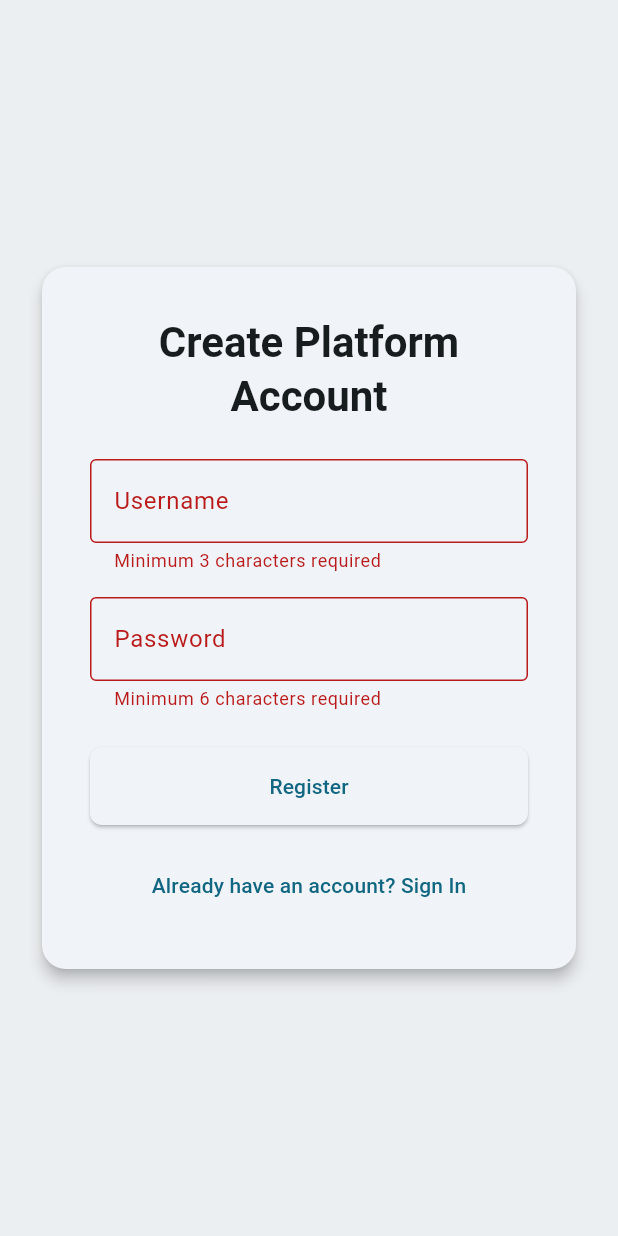
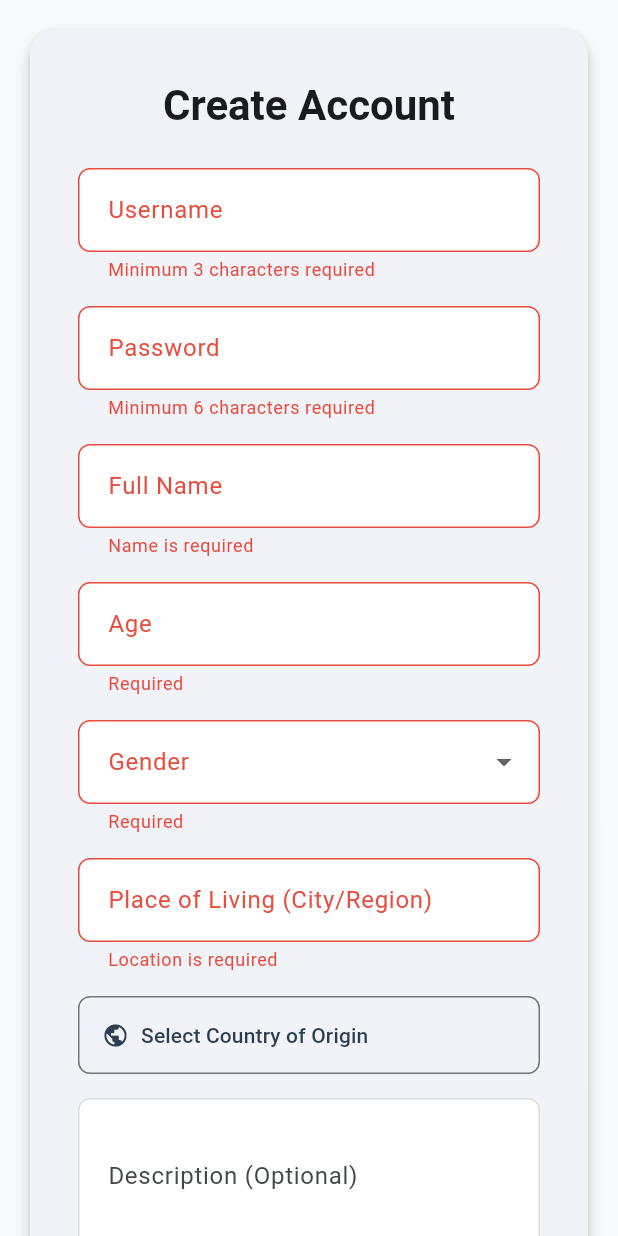
Before and after one commit to victorbalaban/photoclass, a Flutter app: the screen it shows after launch, after a tap on "Login", after a tap on "Don't have an account? Register Now", after a tap on "Register", on a phone screen of 412 x 824 dp. Run offline on Flutter 3.47's test engine with Material 3 defaults, Android fonts, the phone set to English and light mode, and no system bars; our stand-ins replace country_picker, dio, flutter_riverpod, go_router, riverpod_annotation; generated files the repository leaves out were written again.

Commit message:
feat: login and register with all required fields. UI helper classes for theme, colors and spacing.

```diff
--- /dev/null
+++ b/frontend/lib/core/theme/app_colors.dart
@@ -0,0 +1,11 @@
+import 'package:flutter/material.dart';
+
+abstract class AppColors {
+  static const Color primary = Color(0xFF2C3E50);
+  static const Color accent = Color(0xFF16A085);
+  static const Color background = Color(0xFFF8F9FA);
+  static const Color surface = Colors.white;
+  static const Color textMain = Color(0xFF2C3E50);
+  static const Color textMuted = Color(0xFF7F8C8D);
+  static const Color error = Color(0xFFE74C3C);
+}
--- /dev/null
+++ b/frontend/lib/core/theme/app_spacings.dart
@@ -0,0 +1,19 @@
+import 'package:flutter/material.dart';
+
+abstract class AppSpacings {
+  static const double xs = 4.0;
+  static const double sm = 8.0;
+  static const double md = 16.0;
+  static const double lg = 24.0;
+  static const double xl = 32.0;
+  static const double xxl = 48.0;
+
+  // Pre-configured SizedBox widgets
+  static const SizedBox verticalSm = SizedBox(height: sm);
+  static const SizedBox verticalMd = SizedBox(height: md);
+  static const SizedBox verticalLg = SizedBox(height: lg);
+
+  static const SizedBox horizontalSm = SizedBox(width: sm);
+  static const SizedBox horizontalMd = SizedBox(width: md);
+  static const SizedBox horizontalLg = SizedBox(width: lg);
+}
--- /dev/null
+++ b/frontend/lib/core/theme/app_theme.dart
@@ -0,0 +1,47 @@
+import 'package:flutter/material.dart';
+import 'app_colors.dart';
+import 'app_spacings.dart';
+
+abstract class AppTheme {
+  static ThemeData get lightTheme {
+    return ThemeData(
+      useMaterial3: true,
+      colorScheme: ColorScheme.fromSeed(
+        seedColor: AppColors.primary,
+        primary: AppColors.primary,
+        secondary: AppColors.accent,
+        error: AppColors.error,
+        surface: AppColors.background,
+      ),
+      scaffoldBackgroundColor: AppColors.background,
+      inputDecorationTheme: InputDecorationTheme(
+        filled: true,
+        fillColor: AppColors.surface,
+        contentPadding: const EdgeInsets.all(AppSpacings.md),
+        border: OutlineInputBorder(
+          borderRadius: BorderRadius.circular(8.0),
+          borderSide: const BorderSide(color: AppColors.textMuted),
+        ),
+        enabledBorder: OutlineInputBorder(
+          borderRadius: BorderRadius.circular(8.0),
+          borderSide: BorderSide(color: AppColors.textMuted.withValues(alpha: 0.3)),
+        ),
+      ),
+      elevatedButtonTheme: ElevatedButtonThemeData(
+        style: ElevatedButton.styleFrom(
+          backgroundColor: AppColors.primary,
+          foregroundColor: AppColors.surface,
+          padding: const EdgeInsets.all(AppSpacings.md),
+          textStyle: const TextStyle(fontSize: 16, fontWeight: FontWeight.bold),
+          shape: RoundedRectangleBorder(borderRadius: BorderRadius.circular(8.0)),
+        ),
+      ),
+      textButtonTheme: TextButtonThemeData(
+        style: TextButton.styleFrom(
+          foregroundColor: AppColors.accent,
+          textStyle: const TextStyle(fontWeight: FontWeight.w600),
+        ),
+      ),
+    );
+  }
+}
--- a/frontend/lib/features/auth/view_models/auth_view_model.dart
+++ b/frontend/lib/features/auth/view_models/auth_view_model.dart
@@ -14,20 +14,34 @@ class AuthViewModel extends _$AuthViewModel {
     return null;
   }
 
-Future<bool> registerUser(String username, String password) async {
+  Future<bool> registerUser({
+    required String username,
+    required String password,
+    required String name,
+    required int age,
+    required String gender,
+    required String placeOfLiving,
+    required String countryCode,
+    String? description,
+  }) async {
     state = const AsyncLoading();
     try {
       final dio = ref.read(apiClientProvider);
-
-      // 1. Post the registration credentials to the backend
       await dio.post(
         '/api/auth/register',
-        data: {'username': username, 'password': password},
+        data: {
+          'username': username,
+          'password': password,
+          'name': name,
+          'age': age,
+          'gender': gender,
+          'place_of_living': placeOfLiving,
+          'country_code': countryCode,
+          'description': description,
+        },
       );
 
-      // 2. Pass the same credentials to our login method
       return await loginUser(username, password);
-
     } on DioException catch (e, stackTrace) {
       final errorMessage = e.response?.data['detail'] ?? 'Registration failed.';
       state = AsyncValue.error(errorMessage, stackTrace);
--- a/frontend/lib/features/auth/views/login_screen.dart
+++ b/frontend/lib/features/auth/views/login_screen.dart
@@ -1,5 +1,7 @@
 import 'package:flutter/material.dart';
 import 'package:flutter_riverpod/flutter_riverpod.dart';
+import 'package:country_picker/country_picker.dart';
+import '../../../core/theme/app_spacings.dart';
 import '../view_models/auth_view_model.dart';
 
 class LoginScreen extends ConsumerStatefulWidget {
@@ -11,14 +13,30 @@ class LoginScreen extends ConsumerStatefulWidget {
 
 class _LoginScreenState extends ConsumerState<LoginScreen> {
   final _formKey = GlobalKey<FormState>();
+
   final _usernameController = TextEditingController();
   final _passwordController = TextEditingController();
-  bool _isSignUp = false; // Tracks if the card displays Login or Signup rules
+  final _nameController = TextEditingController();
+  final _ageController = TextEditingController();
+  final _locationController = TextEditingController();
+  final _descriptionController = TextEditingController();
+
+  String? _selectedGender;
+  String? _selectedCountryCode;
+  String _countryButtonText = 'Select Country of Origin';
+
+  bool _isSignUp = false;
+
+  final List<String> _genderOptions = ['Male', 'Female', 'Prefer Not to Say'];
 
   @override
   void dispose() {
     _usernameController.dispose();
     _passwordController.dispose();
+    _nameController.dispose();
+    _ageController.dispose();
+    _locationController.dispose();
+    _descriptionController.dispose();
     super.dispose();
   }
 
@@ -29,11 +47,23 @@ Future<void> _handleSubmit() async {
     final password = _passwordController.text;
 
     if (_isSignUp) {
-      // Trigger the registration (which now automatically handles logging in)
-      await ref.read(authViewModelProvider.notifier).registerUser(username, password);
+      if (_selectedCountryCode == null) {
+        ScaffoldMessenger.of(context).showSnackBar(
+          const SnackBar(content: Text('Please select your country of origin.')),
+        );
+        return;
+      }
 
-      // No manual navigation code or setState toggles are needed here anymore!
-      // GoRouter monitors the view model token and redirects to /submit instantly.
+      await ref.read(authViewModelProvider.notifier).registerUser(
+            username: username,
+            password: password,
+            name: _nameController.text.trim(),
+            age: int.parse(_ageController.text.trim()),
+            gender: _selectedGender!,
+            placeOfLiving: _locationController.text.trim(),
+            countryCode: _selectedCountryCode!,
+            description: _descriptionController.text.trim().isEmpty ? null : _descriptionController.text.trim(),
+          );
     } else {
       await ref.read(authViewModelProvider.notifier).loginUser(username, password);
     }
@@ -41,32 +71,56 @@ Future<void> _handleSubmit() async {
 
   @override
   Widget build(BuildContext context) {
-    // Watch the active viewmodel async state
     final authState = ref.watch(authViewModelProvider);
     final isLoading = authState is AsyncLoading;
 
-    // Listen for error states to toast warnings across the screen margin
-    ref.listen<AsyncValue<String?>>(authViewModelProvider, (_, state) {
-      state.whenOrNull(
-        error: (error, _) {
+    // Detect if the application is rendering on a mobile display
+    final double screenWidth = MediaQuery.of(context).size.width;
+    final bool isMobileState = screenWidth < 500;
+
+    ref.listen<AsyncValue<void>>(authViewModelProvider, (_, state) {
+      state.whenOrNull(error: (err, _) {
         ScaffoldMessenger.of(context).showSnackBar(
-            SnackBar(content: Text(error.toString()), backgroundColor: Colors.redAccent),
-          );
-        },
+          SnackBar(content: Text(err.toString()), backgroundColor: Colors.redAccent),
         );
       });
+    });
+
+    // Extracting the Age and Gender input fields into reusable widget variables
+    // to keep our adaptive layout clean and readable.
+    final ageField = TextFormField(
+      controller: _ageController,
+      decoration: const InputDecoration(labelText: 'Age'),
+      keyboardType: TextInputType.number,
+      validator: (v) {
+        if (v == null || v.trim().isEmpty) return 'Required';
+        final age = int.tryParse(v);
+        if (age == null || age < 0 || age > 125) return 'Invalid age';
+        return null;
+      },
+      enabled: !isLoading,
+    );
+
+    final genderField = DropdownButtonFormField<String>(
+      initialValue: _selectedGender,
+      isExpanded: true,
+      decoration: const InputDecoration(labelText: 'Gender'),
+      items: _genderOptions.map((g) => DropdownMenuItem(value: g, child: Text(g))).toList(),
+      onChanged: isLoading ? null : (val) => setState(() => _selectedGender = val),
+      validator: (v) => v == null ? 'Required' : null,
+    );
 
     return Scaffold(
-      backgroundColor: Colors.blueGrey[50],
       body: Center(
+        child: SingleChildScrollView(
+          padding: const EdgeInsets.all(AppSpacings.md),
           child: Container(
-          constraints: const BoxConstraints(maxWidth: 420),
-          padding: const EdgeInsets.all(24),
+            constraints: BoxConstraints(maxWidth: _isSignUp ? 600 : 420),
             child: Card(
               elevation: 4,
               shape: RoundedRectangleBorder(borderRadius: BorderRadius.circular(16)),
               child: Padding(
-              padding: const EdgeInsets.all(32),
+                padding: const EdgeInsets.all(AppSpacings.xl),
                 child: Form(
                   key: _formKey,
                   child: Column(
@@ -74,46 +128,109 @@ Future<void> _handleSubmit() async {
                     crossAxisAlignment: CrossAxisAlignment.stretch,
                     children: [
                       Text(
-                      _isSignUp ? 'Create Platform Account' : 'Sign In',
+                        _isSignUp ? 'Create Account' : 'Sign In',
                         style: Theme.of(context).textTheme.headlineMedium?.copyWith(fontWeight: FontWeight.bold),
                         textAlign: TextAlign.center,
                       ),
-                    const SizedBox(height: 24),
+                      AppSpacings.verticalLg,
                       TextFormField(
                         controller: _usernameController,
-                      decoration: const InputDecoration(labelText: 'Username', border: OutlineInputBorder()),
+                        decoration: const InputDecoration(labelText: 'Username'),
                         validator: (v) => (v == null || v.trim().length < 3) ? 'Minimum 3 characters required' : null,
                         enabled: !isLoading,
                       ),
-                    const SizedBox(height: 16),
+                      AppSpacings.verticalMd,
                       TextFormField(
                         controller: _passwordController,
                         obscureText: true,
-                      decoration: const InputDecoration(labelText: 'Password', border: OutlineInputBorder()),
+                        decoration: const InputDecoration(labelText: 'Password'),
                         validator: (v) => (v == null || v.length < 6) ? 'Minimum 6 characters required' : null,
                         enabled: !isLoading,
                       ),
-                    const SizedBox(height: 24),
-                    ElevatedButton(
-                      style: ElevatedButton.styleFrom(
-                        padding: const EdgeInsets.all(16),
+                      if (_isSignUp) ...[
+                        AppSpacings.verticalMd,
+                        TextFormField(
+                          controller: _nameController,
+                          decoration: const InputDecoration(labelText: 'Full Name'),
+                          validator: (v) => (v == null || v.trim().isEmpty) ? 'Name is required' : null,
+                          enabled: !isLoading,
+                        ),
+                        AppSpacings.verticalMd,
+
+                        // Adaptive for mobile and desktop layouts: stacked on narrow screens, horizontal on wider screens.
+                        isMobileState
+                            ? Column(
+                                children: [
+                                  ageField,
+                                  AppSpacings.verticalMd,
+                                  genderField,
+                                ],
+                              )
+                            : Row(
+                                children: [
+                                  Expanded(flex: 2, child: ageField),
+                                  AppSpacings.horizontalMd,
+                                  Expanded(flex: 3, child: genderField),
+                                ],
+                              ),
+
+                        AppSpacings.verticalMd,
+                        TextFormField(
+                          controller: _locationController,
+                          decoration: const InputDecoration(labelText: 'Place of Living (City/Region)'),
+                          validator: (v) => (v == null || v.trim().isEmpty) ? 'Location is required' : null,
+                          enabled: !isLoading,
+                        ),
+                        AppSpacings.verticalMd,
+
+                        OutlinedButton.icon(
+                          icon: const Icon(Icons.public),
+                          label: Align(alignment: Alignment.centerLeft, child: Text(_countryButtonText)),
+                          style: OutlinedButton.styleFrom(
+                            padding: const EdgeInsets.all(AppSpacings.md),
                             shape: RoundedRectangleBorder(borderRadius: BorderRadius.circular(8)),
                           ),
+                          onPressed: isLoading
+                              ? null
+                              : () {
+                                  showCountryPicker(
+                                    context: context,
+                                    showPhoneCode: false,
+                                    onSelect: (Country country) {
+                                      setState(() {
+                                        _selectedCountryCode = country.countryCode;
+                                        _countryButtonText = '${country.flagEmoji} ${country.name} (${country.countryCode})';
+                                      });
+                                    },
+                                  );
+                                },
+                        ),
+                        AppSpacings.verticalMd,
+                        TextFormField(
+                          controller: _descriptionController,
+                          maxLines: 3,
+                          decoration: const InputDecoration(labelText: 'Description (Optional)'),
+                          enabled: !isLoading,
+                        ),
+                      ],
+                      AppSpacings.verticalLg,
+                      ElevatedButton(
                         onPressed: isLoading ? null : _handleSubmit,
                         child: isLoading
-                          ? const SizedBox(width: 20, height: 20, child: CircularProgressIndicator(strokeWidth: 2))
+                            ? const SizedBox(
+                                width: 20,
+                                height: 20,
+                                child: CircularProgressIndicator(strokeWidth: 2, color: Colors.white))
                             : Text(_isSignUp ? 'Register' : 'Login'),
                       ),
-                    const SizedBox(height: 16),
+                      AppSpacings.verticalMd,
                       TextButton(
-                      onPressed: isLoading
-                          ? null
-                          : () => setState(() => _isSignUp = !_isSignUp),
-                      child: Text(_isSignUp
-                          ? 'Already have an account? Sign In'
-                          : "Don't have an account? Register Now"),
+                        onPressed: isLoading ? null : () => setState(() => _isSignUp = !_isSignUp),
+                        child: Text(
+                            _isSignUp ? 'Already have an account? Sign In' : "Don't have an account? Register Now"),
                       ),
                     ],
+                  ),
                 ),
               ),
             ),
--- a/frontend/lib/main.dart
+++ b/frontend/lib/main.dart
@@ -3,6 +3,7 @@ import 'package:flutter_riverpod/flutter_riverpod.dart';
 import 'package:go_router/go_router.dart';
 import 'package:photoclass/features/auth/view_models/auth_view_model.dart';
 import 'features/auth/views/login_screen.dart';
+import 'core/theme/app_theme.dart';
 
 void main() {
   // ProviderScope is mandatory for Riverpod to store state
@@ -65,10 +66,7 @@ class PhotoClassApp extends ConsumerWidget {
 
     return MaterialApp.router(
       title: 'Photo Classification Platform',
-      theme: ThemeData(
-        colorScheme: ColorScheme.fromSeed(seedColor: Colors.blueGrey),
-        useMaterial3: true,
-      ),
+      theme: AppTheme.lightTheme,
       routerConfig: router,
       debugShowCheckedModeBanner: false,
     );
--- a/frontend/pubspec.yaml
+++ b/frontend/pubspec.yaml
@@ -23,6 +23,9 @@ dependencies:
   # File picking for Web photo uploads
   file_picker: ^11.0.2
 
+  # Country picker for user profile
+  country_picker: ^2.0.27
+
 dev_dependencies:
   flutter_test:
     sdk: flutter
```
Also changed, not shown: frontend/lib/features/auth/view_models/auth_view_model.g.dart, frontend/pubspec.lock, 3 other files. Lines whose indentation alone changed are shown as unchanged.
